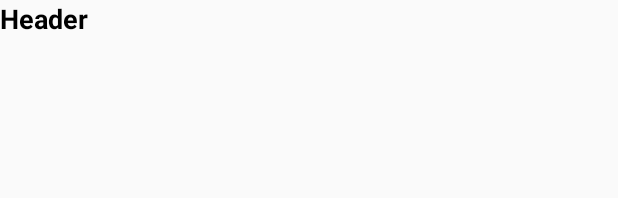
After one commit to bhaumikpan/walmarttakehome, an Android app: the layout item_header_layout.xml on its own in the app's theme, with its tools: preview values and no code run, on a phone screen of 412 x 824 dp. The commit adds this screen. Shown: the top 198 px of the screen. Run offline under Robolectric (Android 15) with nearby library versions, the phone set to English and light mode, and no system bars.

Commit message:
with header view

```diff
--- a/feature-data/src/main/java/com/example/feature_data/repo/FeatureRepoImpl.kt
+++ b/feature-data/src/main/java/com/example/feature_data/repo/FeatureRepoImpl.kt
@@ -20,7 +20,9 @@ class FeatureRepoImpl @Inject constructor(
             runCatching {
                 api.getCountryList()
             }.fold(
-                onSuccess = { CoreResult.OnSuccess(it) },
+                onSuccess = { it ->
+                    CoreResult.OnSuccess(it.sortedBy { it.code })
+                },
                 onFailure = { CoreResult.OnError(it) }
             )
         }
--- /dev/null
+++ b/feature-ui/src/main/res/layout/item_header_layout.xml
@@ -0,0 +1,17 @@
+<?xml version="1.0" encoding="utf-8"?>
+<androidx.constraintlayout.widget.ConstraintLayout xmlns:android="http://schemas.android.com/apk/res/android"
+    xmlns:tools="http://schemas.android.com/tools"
+    android:layout_width="match_parent"
+    android:layout_height="wrap_content">
+
+    <TextView
+        android:id="@+id/headerTextView"
+        android:layout_width="wrap_content"
+        android:layout_height="wrap_content"
+        android:text="Header"
+        android:textStyle="bold"
+        android:textSize="18sp"
+        android:textColor="@android:color/black"
+        tools:ignore="MissingConstraints" />
+
+</androidx.constraintlayout.widget.ConstraintLayout>
```
Also changed, not shown: feature-domain/src/main/java/com/example/feature_domain/model/DisplayItem.kt (added, +7 -0 lines), feature-ui/src/main/java/com/example/feature_ui/adapter/ListAdapter.kt (+49 -8 lines), feature-ui/src/main/java/com/example/feature_ui/view/ListFragment.kt (+24 -1 lines).
